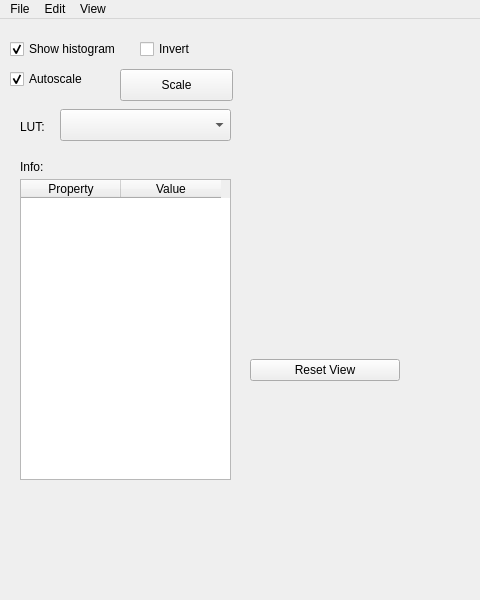
This is frappe/ui/main_window.ui in DomenicN/Frappe as Qt 5 draws it before an edit; both pictures show x 0 to 480 and y 0 to 600 of the 900 by 600 pixel window. The edited form follows.
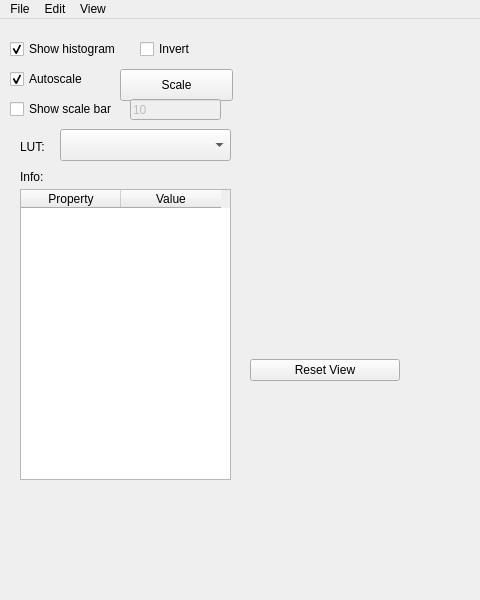
This is the edited form. Custom widgets are drawn as their Qt base class.

Commit message:
Added option to show scale bar
Added a scale bar option to the main GUI. Renders in the bottom right corner of the gui and can be set to any length

What changed in the file:
```diff
--- a/frappe/ui/main_window.ui
+++ b/frappe/ui/main_window.ui
@@ -158,7 +158,7 @@
     <property name="geometry">
      <rect>
       <x>60</x>
-      <y>90</y>
+      <y>110</y>
       <width>171</width>
       <height>32</height>
      </rect>
@@ -197,7 +197,7 @@
     <property name="geometry">
      <rect>
       <x>20</x>
-      <y>100</y>
+      <y>120</y>
       <width>31</width>
       <height>16</height>
      </rect>
@@ -210,7 +210,7 @@
     <property name="geometry">
      <rect>
       <x>20</x>
-      <y>140</y>
+      <y>150</y>
       <width>60</width>
       <height>16</height>
      </rect>
@@ -223,9 +223,9 @@
     <property name="geometry">
      <rect>
       <x>20</x>
-      <y>160</y>
+      <y>170</y>
       <width>211</width>
-      <height>301</height>
+      <height>291</height>
      </rect>
     </property>
     <attribute name="horizontalHeaderCascadingSectionResizes">
@@ -245,6 +245,38 @@
      </property>
     </column>
    </widget>
+   <widget class="QCheckBox" name="show_scale_bar">
+    <property name="geometry">
+     <rect>
+      <x>10</x>
+      <y>80</y>
+      <width>121</width>
+      <height>20</height>
+     </rect>
+    </property>
+    <property name="text">
+     <string>Show scale bar</string>
+    </property>
+   </widget>
+   <widget class="QLineEdit" name="bar_length">
+    <property name="enabled">
+     <bool>false</bool>
+    </property>
+    <property name="geometry">
+     <rect>
+      <x>130</x>
+      <y>80</y>
+      <width>91</width>
+      <height>21</height>
+     </rect>
+    </property>
+    <property name="text">
+     <string>10</string>
+    </property>
+    <property name="readOnly">
+     <bool>false</bool>
+    </property>
+   </widget>
   </widget>
   <widget class="QMenuBar" name="menubar">
    <property name="geometry">
```
The commit also changes 3 other files.
